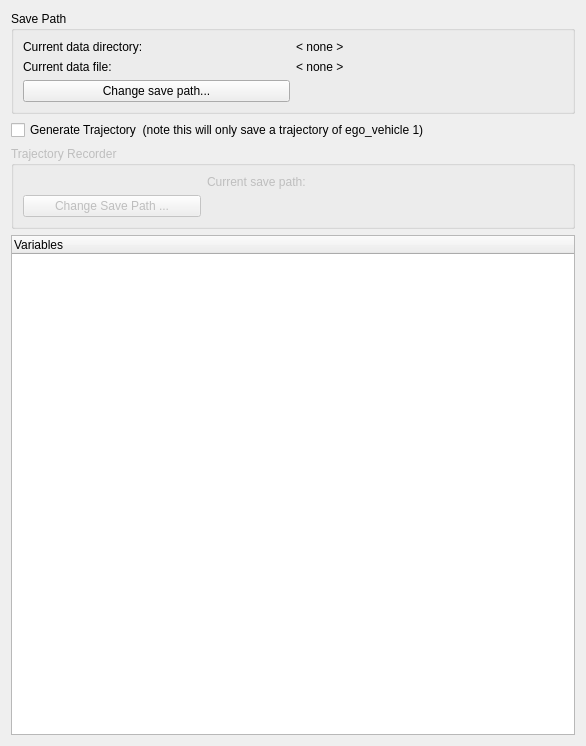
Above: modules/datarecorder/datarecorder_dialog.ui from tud-hri/joan before the change. Below: the same form after it.
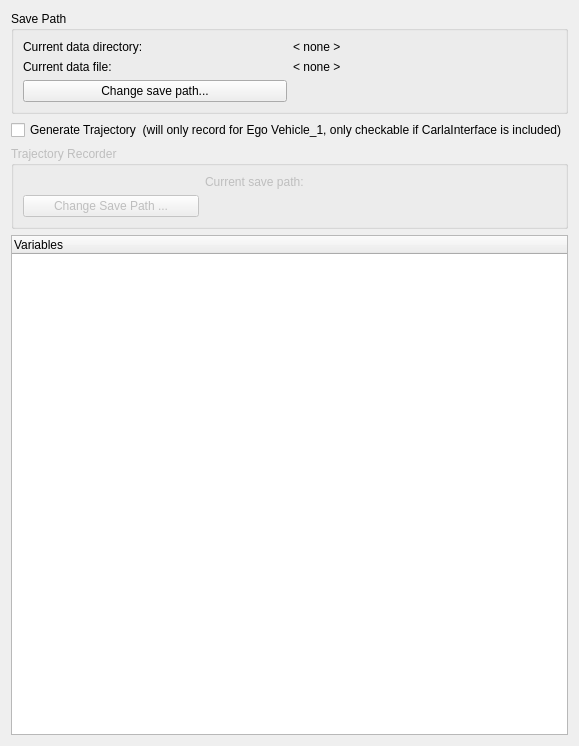
That is the form after the change.

Commit message: safetycheck to make sure carla is in here

Patch:
```diff
--- a/modules/datarecorder/datarecorder_dialog.ui
+++ b/modules/datarecorder/datarecorder_dialog.ui
@@ -6,7 +6,7 @@
    <rect>
     <x>0</x>
     <y>0</y>
-    <width>586</width>
+    <width>568</width>
     <height>732</height>
    </rect>
   </property>
@@ -80,7 +80,7 @@
    <item>
     <widget class="QCheckBox" name="check_trajectory">
      <property name="text">
-      <string>Generate Trajectory  (note this will only save a trajectory of ego_vehicle 1)</string>
+      <string>Generate Trajectory  (will only record for Ego Vehicle_1, only checkable if CarlaInterface is included)</string>
      </property>
     </widget>
    </item>
```
The commit also changes 2 other files.
